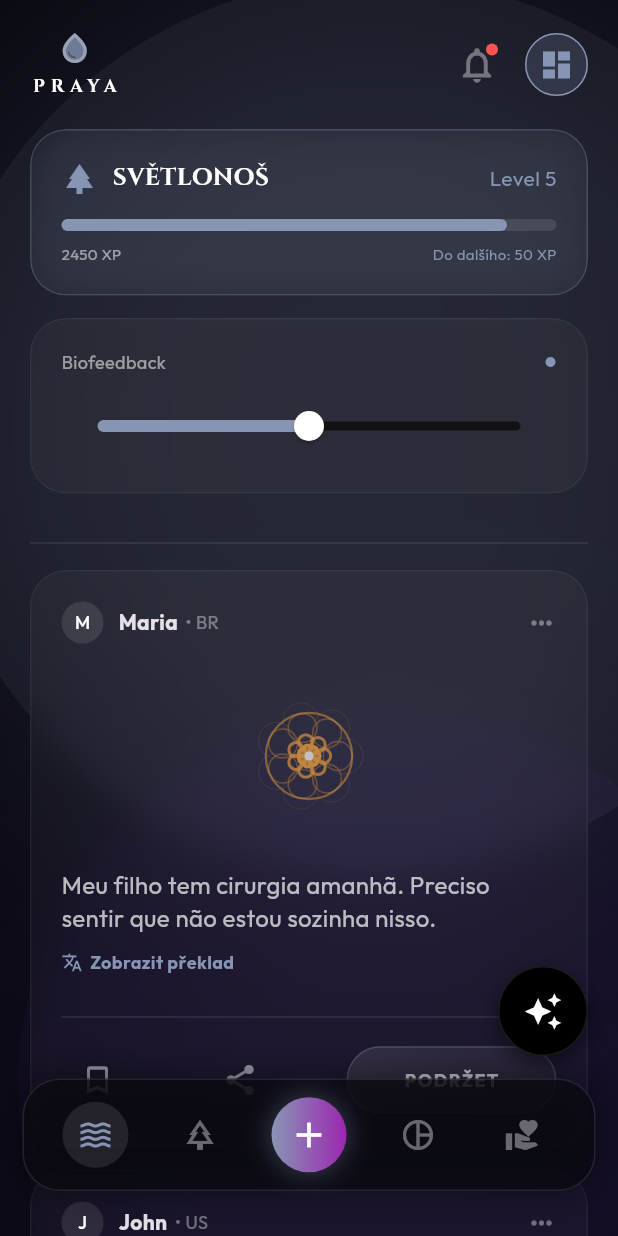
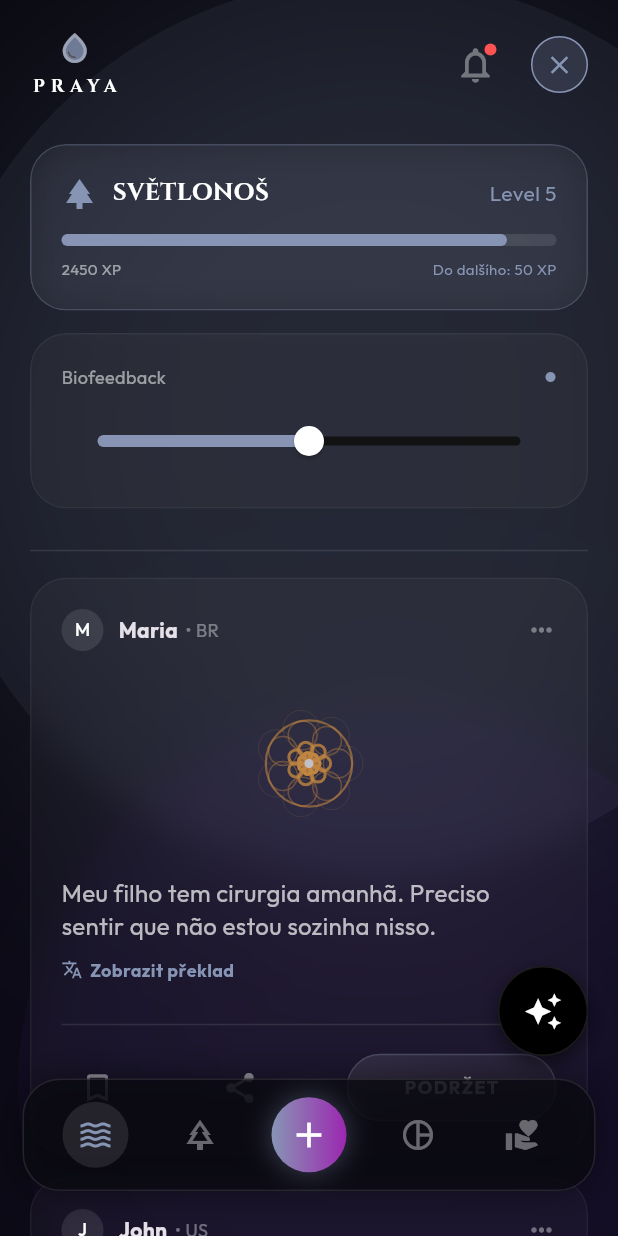
Before and after one commit to meagoah/Praya_MVP, a Flutter app: the MainLayout screen opened directly, after a tap on the "dashboard customize" icon, on a phone screen of 412 x 824 dp. Run offline on Flutter 3.47's test engine with Material 3 defaults, Android fonts, the phone set to English and light mode, and no system bars; drawn by our look-alikes of flutter_animate; our stand-ins replace google_fonts; network calls fail.

Commit message:
Feature: Expandable Dashboard in Feed (Fix cache)

```diff
--- a/lib/screens/app_screens.dart
+++ b/lib/screens/app_screens.dart
@@ -4,7 +4,7 @@ import 'package:provider/provider.dart';
 import 'package:google_fonts/google_fonts.dart';
 import 'package:flutter_animate/flutter_animate.dart';
 import 'dart:ui'; // Pro ImageFilter
-import 'dart:math';
+//import 'dart:math';
 
 // Importy našich modulů
 import '../providers/app_state.dart';
--- a/lib/screens/home_feed_screen.dart
+++ b/lib/screens/home_feed_screen.dart
@@ -1,9 +1,9 @@
 import 'package:flutter/material.dart';
-import 'package:flutter/services.dart'; // <--- TENTO IMPORT CHYBĚL PRO HAPTICFEEDBACK
+import 'package:flutter/services.dart'; // Pro HapticFeedback
 import 'package:provider/provider.dart';
 import 'package:google_fonts/google_fonts.dart';
 import 'package:flutter_animate/flutter_animate.dart';
-import 'dart:ui';
+import 'dart:ui'; // Pro ImageFilter
 
 import '../providers/app_state.dart';
 import '../widgets/base_widgets.dart';
@@ -18,10 +18,11 @@ class HomeFeedScreen extends StatefulWidget {
 }
 
 class _HomeFeedScreenState extends State<HomeFeedScreen> {
+  // Tady je ta magie: Defaultně je to zavřené (false)
   bool _isDashboardOpen = false;
 
   void _toggleDashboard() {
-    HapticFeedback.selectionClick(); // Teď už to bude fungovat
+    HapticFeedback.selectionClick();
     setState(() => _isDashboardOpen = !_isDashboardOpen);
   }
 
@@ -36,7 +37,7 @@ class _HomeFeedScreenState extends State<HomeFeedScreen> {
     var state = context.watch<AppState>();
 
     return GestureDetector(
-      onTap: _closeDashboard,
+      onTap: _closeDashboard, // Kliknutí kamkoliv jinam zavře menu
       child: SingleChildScrollView(
         padding: const EdgeInsets.all(20),
         child: Column(
@@ -49,7 +50,7 @@ class _HomeFeedScreenState extends State<HomeFeedScreen> {
 
                 Row(
                   children: [
-                    // NOTIFICATIONS
+                    // 1. NOTIFIKACE (ZVONEČEK)
                     GestureDetector(
                       onTap: () => _showNotifications(context, state),
                       child: Stack(
@@ -61,22 +62,24 @@ class _HomeFeedScreenState extends State<HomeFeedScreen> {
                         ]
                       ),
                     ),
-                    const SizedBox(width: 10),
-                    // DASHBOARD TOGGLE
+
+                    const SizedBox(width: 15),
+
+                    // 2. DASHBOARD TOGGLE (TLAČÍTKO PRO ROZBALENÍ)
                     GestureDetector(
                       onTap: _toggleDashboard,
                       child: AnimatedContainer(
                         duration: 300.ms,
                         padding: const EdgeInsets.all(8),
                         decoration: BoxDecoration(
-                          color: _isDashboardOpen ? state.moodColor.withValues(alpha: 0.2) : Colors.transparent,
+                          color: _isDashboardOpen ? state.moodColor.withValues(alpha: 0.2) : Colors.white.withValues(alpha: 0.05),
                           shape: BoxShape.circle,
                           border: Border.all(color: _isDashboardOpen ? state.moodColor : Colors.white10)
                         ),
                         child: Icon(
-                          _isDashboardOpen ? Icons.dashboard : Icons.dashboard_customize,
-                          color: _isDashboardOpen ? state.moodColor : Colors.white54,
-                          size: 24
+                          _isDashboardOpen ? Icons.close : Icons.dashboard_customize, // Ikona se mění
+                          color: _isDashboardOpen ? state.moodColor : Colors.white70,
+                          size: 20
                         ),
                       ),
                     ),
@@ -85,13 +88,16 @@ class _HomeFeedScreenState extends State<HomeFeedScreen> {
               ]
             ),
 
-            const SizedBox(height: 20),
+            const SizedBox(height: 10),
 
-            // --- EXPANDABLE DASHBOARD ---
+            // --- EXPANDABLE DASHBOARD AREA ---
+            // Toto je ta část, která se skrývá/odkrývá
             AnimatedCrossFade(
-              firstChild: const SizedBox(width: double.infinity),
+              firstChild: const SizedBox(width: double.infinity), // Když je zavřeno = nic tam není
               secondChild: Column(
                 children: [
+                  const SizedBox(height: 20),
+                  // SOUL DASHBOARD (LEVELY)
                   GlassPanel(
                     glow: true,
                     onTap: () => state.setIndex(1),
@@ -104,6 +110,7 @@ class _HomeFeedScreenState extends State<HomeFeedScreen> {
                     ])
                   ),
                   const SizedBox(height: 15),
+                  // BIOFEEDBACK
                   GlassPanel(
                     child: Column(children: [
                       Row(mainAxisAlignment: MainAxisAlignment.spaceBetween, children: [const Text("Biofeedback", style: TextStyle(fontSize: 12, color: Colors.white54)), Icon(Icons.circle, size: 8, color: state.moodColor).animate(onPlay: (c)=>c.repeat(reverse: true)).scale()]),
@@ -111,9 +118,8 @@ class _HomeFeedScreenState extends State<HomeFeedScreen> {
                       SliderTheme(data: SliderThemeData(trackHeight: 6, thumbShape: const RoundSliderThumbShape(enabledThumbRadius: 10), activeTrackColor: state.moodColor, thumbColor: Colors.white), child: Slider(value: state.currentStress, onChanged: (v) => state.updateStress(v)))
                     ])
                   ),
-                  const SizedBox(height: 25),
+                  const SizedBox(height: 20),
                   const Divider(color: Colors.white10),
-                  const SizedBox(height: 10),
                 ],
               ),
               crossFadeState: _isDashboardOpen ? CrossFadeState.showSecond : CrossFadeState.showFirst,
@@ -121,19 +127,15 @@ class _HomeFeedScreenState extends State<HomeFeedScreen> {
               sizeCurve: Curves.easeInOutQuart,
             ),
 
-            // --- FEED ---
-            GestureDetector(
-              onTap: _closeDashboard,
-              behavior: HitTestBehavior.translucent,
-              child: Column(
-                children: [
-                   if (state.visibleFeed.isEmpty)
-                     const Padding(padding: EdgeInsets.all(20), child: Text("Řeka je klidná...", style: TextStyle(color: Colors.white38))),
-                   ...state.visibleFeed.map((item) => _buildEnhancedCard(context, item, state)),
-                   const SizedBox(height: 100)
-                ],
-              ),
-            )
+            const SizedBox(height: 10),
+
+            // --- FEED LIST ---
+            if (state.visibleFeed.isEmpty)
+               const Padding(padding: EdgeInsets.all(20), child: Text("Řeka je klidná...", style: TextStyle(color: Colors.white38))),
+
+            ...state.visibleFeed.map((item) => _buildEnhancedCard(context, item, state)),
+
+            const SizedBox(height: 100)
           ]
         ).animate().fadeIn(),
       ),
```
